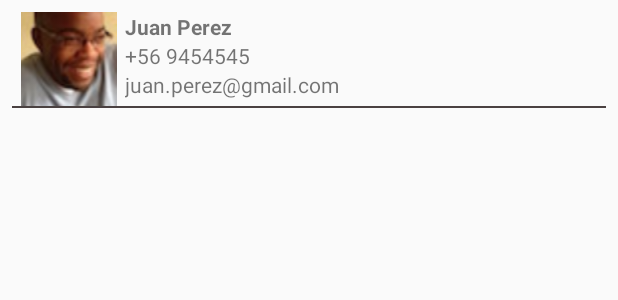
After one commit to RichardManques/UserApp, an Android app: the layout item_user.xml on its own in the app's theme, with its tools: preview values and no code run, on a phone screen of 412 x 824 dp. The commit adds this screen. Shown: the top 300 px of the screen. Run offline under Robolectric (Android 15) with nearby library versions, the phone set to English and light mode, and no system bars.

Commit message:
App user con Glide Obtencion de valores con desde un JSON

```diff
--- a/app/build.gradle
+++ b/app/build.gradle
@@ -27,6 +27,10 @@ dependencies {
     implementation 'androidx.appcompat:appcompat:1.2.0'
     implementation 'androidx.constraintlayout:constraintlayout:2.0.1'
     implementation 'com.loopj.android:android-async-http:1.4.9'
+    implementation 'com.google.android.material:material:1.0.0'
+    implementation 'com.github.bumptech.glide:glide:4.11.0'
+    annotationProcessor 'com.github.bumptech.glide:compiler:4.11.0'
+
     testImplementation 'junit:junit:4.12'
     androidTestImplementation 'androidx.test.ext:junit:1.1.2'
     androidTestImplementation 'androidx.test.espresso:espresso-core:3.3.0'
--- /dev/null
+++ b/app/src/main/res/layout/item_user.xml
@@ -0,0 +1,40 @@
+<?xml version="1.0" encoding="utf-8"?>
+<RelativeLayout
+    xmlns:android="http://schemas.android.com/apk/res/android"
+    android:padding="8dp"
+    android:layout_width="match_parent"
+    android:layout_height="80dp">
+
+    <ImageView
+        android:id="@+id/item_img"
+        android:layout_width="75dp"
+        android:layout_height="75dp"
+        android:src="@drawable/image"
+        android:layout_centerVertical="true"/>
+    <TextView
+        android:id="@+id/item_name"
+        android:layout_width="wrap_content"
+        android:layout_height="wrap_content"
+        android:text="Juan Perez"
+        android:layout_toRightOf="@id/item_img"
+        android:textStyle="bold"/>
+    <TextView
+        android:id="@+id/item_phone"
+        android:layout_width="wrap_content"
+        android:layout_height="wrap_content"
+        android:text="+56 9454545"
+        android:layout_toRightOf="@id/item_img"
+        android:layout_below="@id/item_name"/>
+    <TextView
+        android:id="@+id/item_email"
+        android:layout_width="wrap_content"
+        android:layout_height="wrap_content"
+        android:text="juan.perez@gmail.com"
+        android:layout_toRightOf="@id/item_img"
+        android:layout_below="@id/item_phone"/>
+    <View
+        android:layout_width="match_parent"
+        android:layout_height="1dp"
+        android:background="#4A4141"
+        android:layout_alignParentBottom="true" />
+</RelativeLayout>
```
Also changed, not shown: app/src/main/java/adapter/AdapterUser.java (added, +65 -0 lines), app/src/main/java/com/example/userapp/MainActivity.java (+34 -0 lines), app/src/main/java/model/User.java (added, +21 -0 lines), app/src/main/res/layout/activity_main.xml (+8 -11 lines), app/src/main/res/drawable/image.jpg (added).
